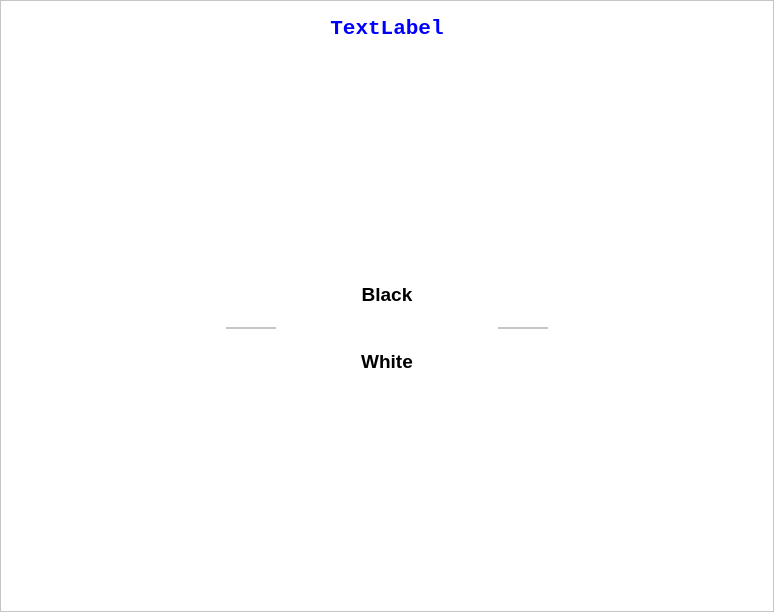
The window that src/py_chess/gui/ui/main_window.ui (TutorExilius/pyChess) describes before a commit, drawn with Qt 5.
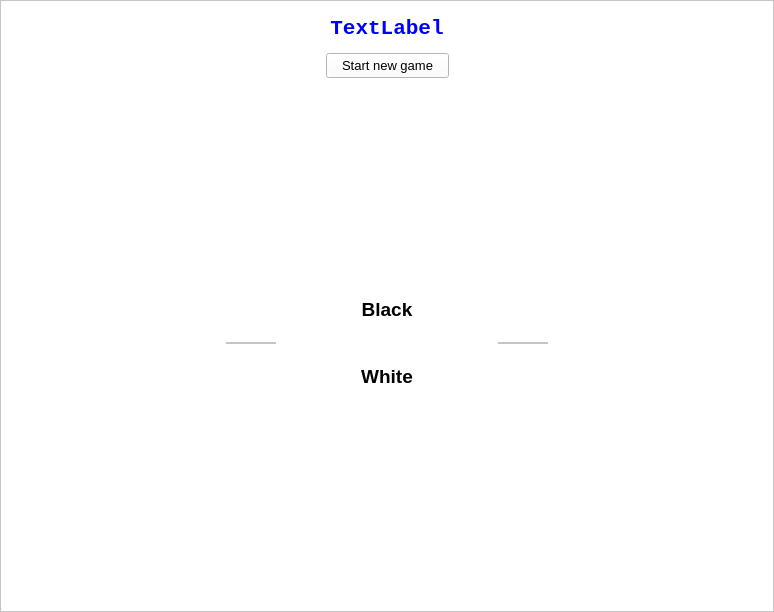
The same window after the commit.

Commit message: feat: use game over flag to avoid on_click + add game reset button

```diff
--- a/src/py_chess/gui/ui/main_window.ui
+++ b/src/py_chess/gui/ui/main_window.ui
@@ -85,6 +85,63 @@
              </property>
             </widget>
            </item>
+           <item>
+            <layout class="QHBoxLayout" name="horizontalLayout_2">
+             <property name="spacing">
+              <number>0</number>
+             </property>
+             <property name="bottomMargin">
+              <number>0</number>
+             </property>
+             <item>
+              <spacer name="horizontalSpacer">
+               <property name="orientation">
+                <enum>Qt::Horizontal</enum>
+               </property>
+               <property name="sizeType">
+                <enum>QSizePolicy::MinimumExpanding</enum>
+               </property>
+               <property name="sizeHint" stdset="0">
+                <size>
+                 <width>0</width>
+                 <height>0</height>
+                </size>
+               </property>
+              </spacer>
+             </item>
+             <item>
+              <widget class="QPushButton" name="pushButton_reset_game">
+               <property name="font">
+                <font>
+                 <pointsize>10</pointsize>
+                </font>
+               </property>
+               <property name="styleSheet">
+                <string notr="true">padding: 4px 15px;</string>
+               </property>
+               <property name="text">
+                <string>Start new game</string>
+               </property>
+              </widget>
+             </item>
+             <item>
+              <spacer name="horizontalSpacer_2">
+               <property name="orientation">
+                <enum>Qt::Horizontal</enum>
+               </property>
+               <property name="sizeType">
+                <enum>QSizePolicy::MinimumExpanding</enum>
+               </property>
+               <property name="sizeHint" stdset="0">
+                <size>
+                 <width>0</width>
+                 <height>0</height>
+                </size>
+               </property>
+              </spacer>
+             </item>
+            </layout>
+           </item>
            <item>
             <spacer name="verticalSpacer_4">
              <property name="orientation">
```
The commit also changes 1 other file.
